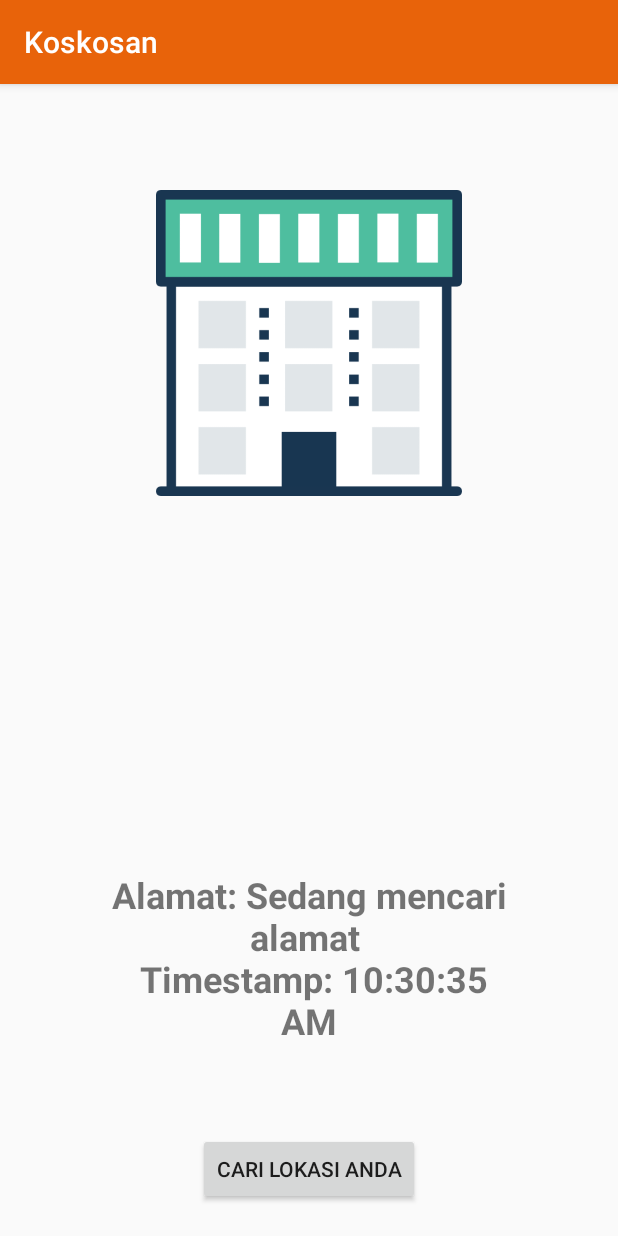
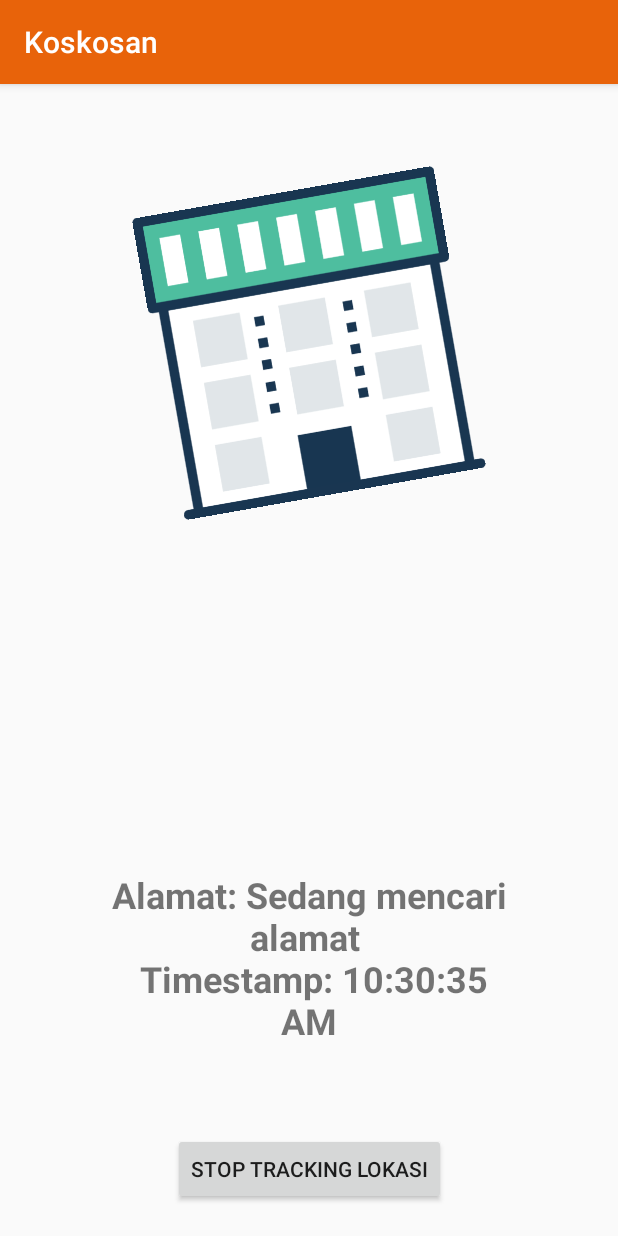
Before and after one commit to aurakanzaa/uts-koskosan, an Android app: the LocationActivity screen opened directly, with no data from a screen before it, after a tap on "CARI LOKASI ANDA", on a phone screen of 412 x 824 dp. Run offline under Robolectric (Android 15) with nearby library versions, the phone set to English and light mode, and no system bars.

Commit message:
location tahap 4 belum selesai

```diff
--- a/app/src/main/java/com/example/andinovanprastya/loginfirebase/location/LocationActivity.java
+++ b/app/src/main/java/com/example/andinovanprastya/loginfirebase/location/LocationActivity.java
@@ -1,6 +1,8 @@
 package com.example.andinovanprastya.loginfirebase.location;
 
 import android.Manifest;
+import android.animation.AnimatorInflater;
+import android.animation.AnimatorSet;
 import android.content.pm.PackageManager;
 import android.location.Location;
 import android.support.annotation.NonNull;
@@ -10,10 +12,14 @@ import android.os.Bundle;
 import android.util.Log;
 import android.view.View;
 import android.widget.Button;
+import android.widget.ImageView;
 import android.widget.TextView;
 import android.widget.Toast;
 import com.example.andinovanprastya.loginfirebase.R;
 import com.google.android.gms.location.FusedLocationProviderClient;
+import com.google.android.gms.location.LocationCallback;
+import com.google.android.gms.location.LocationRequest;
+import com.google.android.gms.location.LocationResult;
 import com.google.android.gms.location.LocationServices;
 import com.google.android.gms.tasks.OnSuccessListener;
 
@@ -24,12 +30,19 @@ public class LocationActivity extends AppCompatActivity implements DapatkanAlama
     private static final int REQUEST_LOCATION_PERMISSION =1;
     private Location mLastLocation;
     private FusedLocationProviderClient mFusedLocationClient;
+    private ImageView mAndroidImageView;
+    private AnimatorSet mRotateAnim;
+    private boolean mTrackingLocation;
+    private LocationCallback mLocationCallback;
 
     @Override
     public void onTaskCompleted(String result){
+        if (mTrackingLocation){
             //update UI dengan tampilan hasil alamat
             mLocationTextView.setText(getString(R.string.alamat_text,
                     result, System.currentTimeMillis()));
+        }
+
     }
 
     @Override
@@ -39,19 +52,41 @@ public class LocationActivity extends AppCompatActivity implements DapatkanAlama
 
         mLocationButton = (Button) findViewById(R.id.button_location);
         mLocationTextView = (TextView) findViewById(R.id.textview_location);
+        mAndroidImageView = (ImageView) findViewById(R.id.imageview_android);
+
+        //animasi
+        mRotateAnim = (AnimatorSet) AnimatorInflater.loadAnimator
+                (this, R.animator.rotate);
+        mRotateAnim.setTarget(mAndroidImageView);
 
         mLocationButton.setOnClickListener(new View.OnClickListener() {
             @Override
             public void onClick(View v) {
-                getLocation();
+//                mulaiTrackingLokasi();
+                if (!mTrackingLocation){
+                    mulaiTrackingLokasi();
+                } else {
+                    stopTrackingLokasi();
+                }
             }
         });
 
         mFusedLocationClient = LocationServices.getFusedLocationProviderClient(this);
 
+        mLocationCallback = new LocationCallback(){
+            @Override
+            public void onLocationResult(LocationResult locationResult){
+                //jika tracking aktif, proses reverse geoode menjadi data alamat
+                if (mTrackingLocation){
+                    new DapatkanAlamatTask(LocationActivity.this, LocationActivity.this)
+                            .execute(locationResult.getLastLocation());
+                }
+            }
+        };
+
     }
 
-    private void getLocation() {
+    private void mulaiTrackingLokasi() {
         if (ActivityCompat.checkSelfPermission(this,
                 Manifest.permission.ACCESS_FINE_LOCATION)
                 != PackageManager.PERMISSION_GRANTED) {
@@ -59,34 +94,18 @@ public class LocationActivity extends AppCompatActivity implements DapatkanAlama
                             {Manifest.permission.ACCESS_FINE_LOCATION},
                     REQUEST_LOCATION_PERMISSION);
         } else {
-            Log.d("GETPERMISI", "getLocation: permissions granted");
-//            Log.d("GETPERMISI", "getLocation: permissions granted");
-            mFusedLocationClient.getLastLocation().addOnSuccessListener(
-                    new OnSuccessListener<Location>() {
-                        @Override
-                        public void onSuccess(Location location) {
-                            if (location != null) {
-                                // lakukan reverse geocode AsyncTask
-                                new DapatkanAlamatTask(LocationActivity.this, LocationActivity.this).execute(location);
-
-//                                mLastLocation = location;
-//                                mLocationTextView.setText(
-//                                        getString(R.string.location_text,
-//                                                mLastLocation.getLatitude(),
-//                                                mLastLocation.getLongitude(),
-//                                                mLastLocation.getTime())
-//                                );
-                            } else {
-                                mLocationTextView.setText("Lokasi tidak tersedia");
-                            }
-                        }
-                    }
-            );
-        }
+//            Log.d("GETPERMISI", "mulaiTrackingLokasi: permissions granted");
+//            Log.d("GETPERMISI", "mulaiTrackingLokasi: permissions granted");
+            mFusedLocationClient.requestLocationUpdates
+                    (getLocationRequest(), mLocationCallback, null);
             //menampilkan text loading
             mLocationTextView.setText(getString(R.string.alamat_text,
                     "Sedang mencari alamat",
                     System.currentTimeMillis()));
+            mTrackingLocation = true;
+            mLocationButton.setText("Stop Tracking Lokasi");
+            mRotateAnim.start();
+        }
     }
 
     @Override
@@ -98,7 +117,7 @@ public class LocationActivity extends AppCompatActivity implements DapatkanAlama
                 // jika tidak, tampilkan Toast
                 if (grantResult.length > 0
                         && grantResult[0] == PackageManager.PERMISSION_GRANTED){
-                    getLocation();
+                    mulaiTrackingLokasi();
                 } else {
                     Toast.makeText(this,
                             "Permission bapakknya gak dapet masbro, mesakke", Toast.LENGTH_SHORT).show();
@@ -106,5 +125,22 @@ public class LocationActivity extends AppCompatActivity implements DapatkanAlama
         }
     }
 
+    private void stopTrackingLokasi(){
+        if (mTrackingLocation){
+            mTrackingLocation = false;
+            mFusedLocationClient.removeLocationUpdates(mLocationCallback);
+            mLocationButton.setText("Mulai Tracking Lokasi");
+            mLocationTextView.setText("Tracking sedang dihentikan");
+            mRotateAnim.end();
+        }
+    }
+
+    private LocationRequest getLocationRequest(){
+        LocationRequest locationRequest = new LocationRequest();
+        locationRequest.setInterval(10000);
+        locationRequest.setFastestInterval(5000);
+        locationRequest.setPriority(LocationRequest.PRIORITY_HIGH_ACCURACY);
+        return locationRequest;
+    }
 
 }
--- /dev/null
+++ b/app/src/main/res/animator/rotate.xml
@@ -0,0 +1,13 @@
+<?xml version="1.0" encoding="utf-8"?>
+<set xmlns:android="http://schemas.android.com/apk/res/android"
+    android:ordering="sequentially">
+
+    <objectAnimator
+        android:propertyName="rotation"
+        android:duration="500"
+        android:valueFrom="-10"
+        android:valueTo="10"
+        android:repeatCount="infinite"
+        android:repeatMode="reverse"/>
+
+</set>
```
Lines whose indentation alone changed are shown as unchanged.
